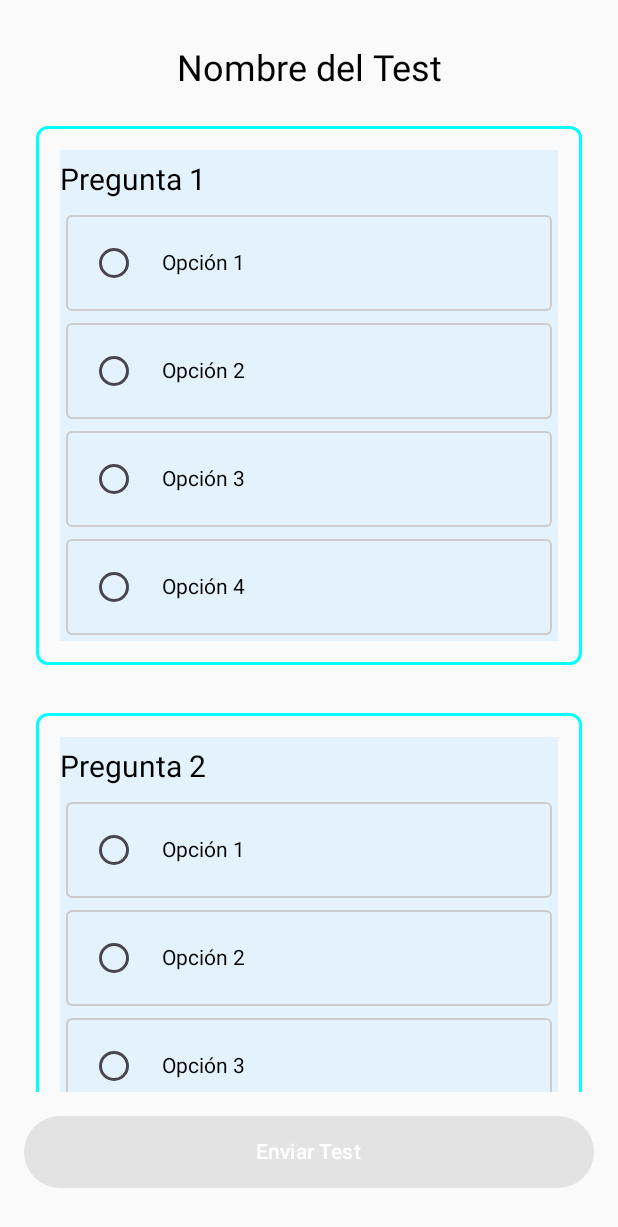
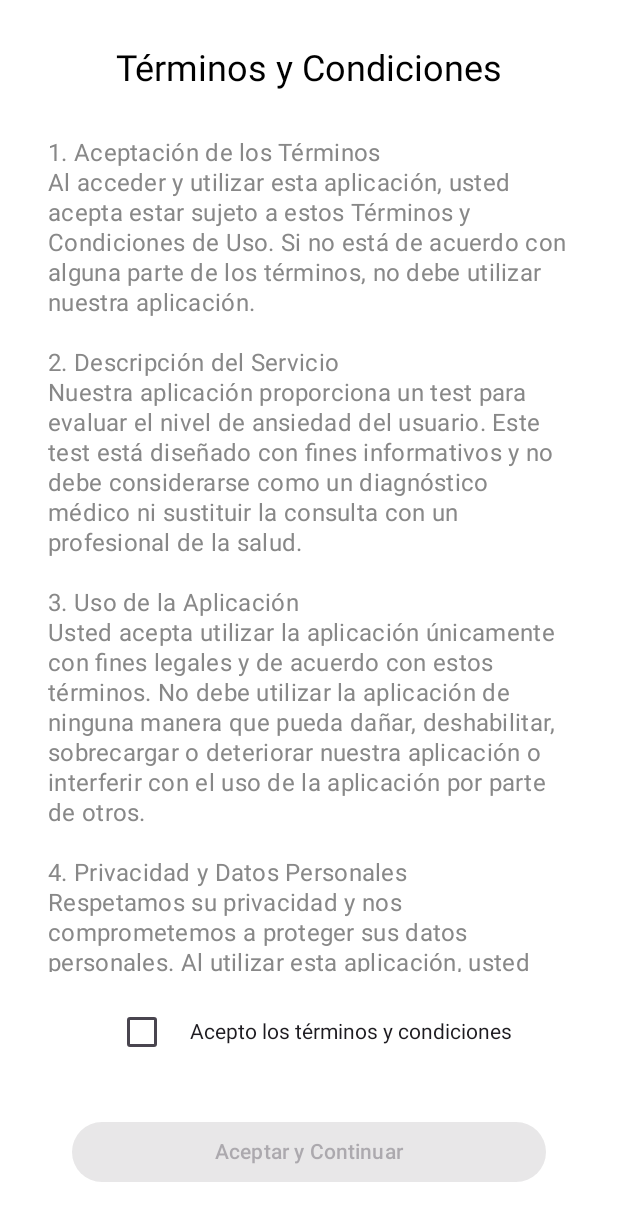
Before and after one commit to bbluloops/SisvitaAS_G3, an Android app built with Jetpack Compose: the StudentMainScreen screen opened through its navigation route, after a tap on "Iniciar Test", on a phone screen of 412 x 824 dp. Shown: the top 1227 px of the screen. Run offline under Robolectric (Android 15) with nearby library versions, the phone set to English and light mode, and no system bars.

Commit message:
Terminos y condiciones

```diff
--- a/app/src/main/java/com/example/proyectosisvitag3/MainActivity.kt
+++ b/app/src/main/java/com/example/proyectosisvitag3/MainActivity.kt
@@ -11,6 +11,7 @@ import com.example.proyectosisvitag3.ui.theme.iu.LoginScreen
 import com.example.proyectosisvitag3.ui.theme.iu.StudentMainScreen
 import com.example.proyectosisvitag3.ui.theme.iu.LoginViewModel
 import com.example.proyectosisvitag3.ui.theme.iu.formulario.PreguntasCuestionario
+import com.example.proyectosisvitag3.ui.theme.iu.TermsAndConditionsScreen
 
 class MainActivity : ComponentActivity() {
     override fun onCreate(savedInstanceState: Bundle?) {
@@ -21,6 +22,7 @@ class MainActivity : ComponentActivity() {
                 composable("mainScreen") { MainScreen(navController) }
                 composable("loginScreen") { LoginScreen(navController, LoginViewModel()) }
                 composable("studentMainScreen") { StudentMainScreen(navController) }
+                composable("termsAndConditionsScreen") { TermsAndConditionsScreen(navController) }
                 composable("testScreen") { PreguntasCuestionario(CantPreguntas = 10, CantRespuestas = 4) }
             }
         }
--- a/app/src/main/java/com/example/proyectosisvitag3/ui/theme/iu/LoginViewModel.kt
+++ b/app/src/main/java/com/example/proyectosisvitag3/ui/theme/iu/LoginViewModel.kt
@@ -62,11 +62,10 @@ class LoginViewModel : ViewModel() {
             try {
                 val loginRequest = LoginRequest(_email.value ?: "", _password.value ?: "")
                 val response: Response<LoginResponse> = repository.login(loginRequest)
-                if (response.isSuccessful && response.body() != null) {
+                if (response.isSuccessful) {
                     val loginResponse = response.body()
-                    if (loginResponse!!.success && loginResponse.data != null) {
-                        val idEstudiante = loginResponse.data.idEstudiante
-                        _estudiante.postValue(tbEstudiante(idEstudiante = idEstudiante))
+                    if (loginResponse!= null && loginResponse.success) {
+                        _estudiante.postValue(tbEstudiante(idEstudiante = loginResponse.data?.idEstudiante))
                         _loginSuccess.postValue(true)
                     } else {
                         _isError.postValue(true)
--- a/app/src/main/java/com/example/proyectosisvitag3/ui/theme/iu/StudentMainScreen.kt
+++ b/app/src/main/java/com/example/proyectosisvitag3/ui/theme/iu/StudentMainScreen.kt
@@ -30,7 +30,7 @@ fun StudentMainScreen(navController: NavHostController) {
             )
             Spacer(modifier = Modifier.height(16.dp))
             Button(
-                onClick = { navController.navigate("testScreen") },
+                onClick = { navController.navigate("termsAndConditionsScreen") },
                 modifier = Modifier.fillMaxWidth().padding(horizontal = 32.dp)
             ) {
                 Text(text = "Iniciar Test")
--- /dev/null
+++ b/app/src/main/java/com/example/proyectosisvitag3/ui/theme/iu/TermsAndConditionsScreen.kt
@@ -0,0 +1,98 @@
+package com.example.proyectosisvitag3.ui.theme.iu
+
+import androidx.compose.foundation.layout.*
+import androidx.compose.foundation.rememberScrollState
+import androidx.compose.foundation.verticalScroll
+import androidx.compose.material3.*
+import androidx.compose.runtime.*
+import androidx.compose.ui.Alignment
+import androidx.compose.ui.Modifier
+import androidx.compose.ui.graphics.Color
+import androidx.compose.ui.unit.dp
+import androidx.compose.ui.unit.sp
+import androidx.navigation.NavHostController
+
+@Composable
+fun TermsAndConditionsScreen(navController: NavHostController) {
+    var accepted by remember { mutableStateOf(false) }
+
+    Surface(
+        modifier = Modifier.fillMaxSize(),
+        color = Color.White
+    ) {
+        Column(
+            modifier = Modifier
+                .fillMaxSize()
+                .padding(16.dp),
+            verticalArrangement = Arrangement.SpaceBetween,
+            horizontalAlignment = Alignment.CenterHorizontally
+        ) {
+            Text(
+                text = "Términos y Condiciones",
+                style = MaterialTheme.typography.titleLarge.copy(fontSize = 24.sp, color = Color.Black),
+                modifier = Modifier.padding(vertical = 16.dp)
+            )
+
+            val scrollState = rememberScrollState()
+            Column(
+                modifier = Modifier
+                    .weight(1f)
+                    .verticalScroll(scrollState)
+                    .padding(16.dp)
+            ) {
+                Text(
+                    text = """
+                    1. Aceptación de los Términos
+                    Al acceder y utilizar esta aplicación, usted acepta estar sujeto a estos Términos y Condiciones de Uso. Si no está de acuerdo con alguna parte de los términos, no debe utilizar nuestra aplicación.
+
+                    2. Descripción del Servicio
+                    Nuestra aplicación proporciona un test para evaluar el nivel de ansiedad del usuario. Este test está diseñado con fines informativos y no debe considerarse como un diagnóstico médico ni sustituir la consulta con un profesional de la salud.
+
+                    3. Uso de la Aplicación
+                    Usted acepta utilizar la aplicación únicamente con fines legales y de acuerdo con estos términos. No debe utilizar la aplicación de ninguna manera que pueda dañar, deshabilitar, sobrecargar o deteriorar nuestra aplicación o interferir con el uso de la aplicación por parte de otros.
+
+                    4. Privacidad y Datos Personales
+                    Respetamos su privacidad y nos comprometemos a proteger sus datos personales. Al utilizar esta aplicación, usted acepta la recopilación y el uso de la información de acuerdo con nuestra Política de Privacidad, disponible en [Enlace a la Política de Privacidad].
+
+                    5. Limitación de Responsabilidad
+                    Esta aplicación y su contenido se proporcionan "tal cual" y "según disponibilidad". No ofrecemos garantías de ningún tipo, ya sean explícitas o implícitas, sobre la integridad, exactitud, fiabilidad, idoneidad o disponibilidad con respecto a la aplicación o la información, productos, servicios o gráficos relacionados contenidos en la aplicación para cualquier propósito. Cualquier confianza que usted deposite en dicha información es, por tanto, estrictamente bajo su propio riesgo.
+
+                    6. Propiedad Intelectual
+                    Todos los derechos de propiedad intelectual sobre la aplicación y su contenido, incluyendo pero no limitado a textos, gráficos, logotipos, iconos, imágenes, clips de audio y software, son propiedad de [Nombre de la Empresa] o sus licenciantes.
+
+                    7. Modificaciones de los Términos
+                    Nos reservamos el derecho de modificar estos términos en cualquier momento. Las modificaciones serán efectivas inmediatamente después de su publicación en la aplicación. Se recomienda revisar estos términos periódicamente para estar al tanto de cualquier cambio.
+
+                    8. Ley Aplicable
+                    Estos Términos y Condiciones se regirán e interpretarán de acuerdo con las leyes de [País/Estado], sin dar efecto a ningún principio de conflicto de leyes.
+
+                    9. Contacto
+                    Si tiene alguna pregunta sobre estos Términos y Condiciones, por favor contáctenos en [Dirección de correo electrónico].
+                    """.trimIndent(),
+                    style = MaterialTheme.typography.bodyMedium.copy(fontSize = 16.sp, color = Color.Gray)
+                )
+            }
+
+            Row(
+                verticalAlignment = Alignment.CenterVertically,
+                modifier = Modifier.padding(vertical = 16.dp)
+            ) {
+                Checkbox(
+                    checked = accepted,
+                    onCheckedChange = { accepted = it }
+                )
+                Spacer(modifier = Modifier.width(8.dp))
+                Text(text = "Acepto los términos y condiciones")
+            }
+            Button(
+                onClick = { if (accepted) navController.navigate("testScreen") },
+                enabled = accepted,
+                modifier = Modifier
+                    .fillMaxWidth()
+                    .padding(horizontal = 32.dp, vertical = 16.dp)
+            ) {
+                Text(text = "Aceptar y Continuar")
+            }
+        }
+    }
+}
--- a/app/src/main/java/com/example/proyectosisvitag3/ui/theme/network/ApiService.kt
+++ b/app/src/main/java/com/example/proyectosisvitag3/ui/theme/network/ApiService.kt
@@ -10,6 +10,8 @@ import retrofit2.Response
 
 interface ApiService {
     @POST("Estudiantes/v1/login")
-    suspend fun login(@Body loginRequest: LoginRequest): Response<LoginResponse>
+    suspend fun login(
+        @Body loginRequest: LoginRequest
+    ): Response<LoginResponse>
 
 }
```
